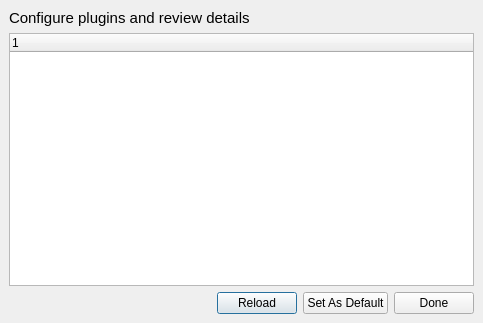
Qt form NoobaFE/Forms/PluginsConfigUI.ui (noobavss/NoobaVSS) before a commit.
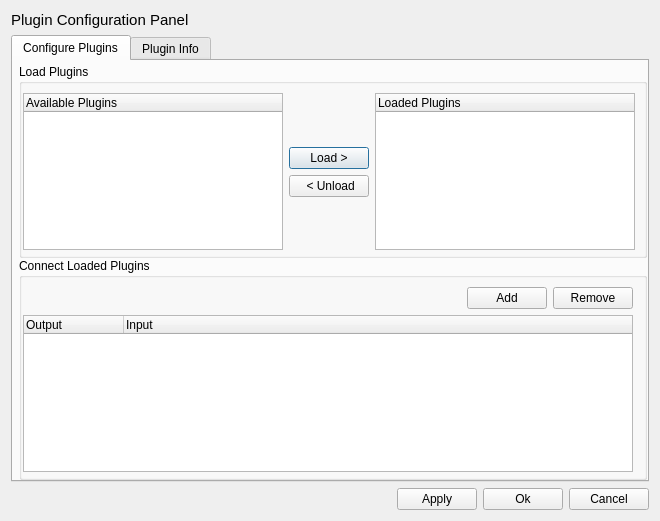
The same form after that commit.

Commit message:
API moved from version 0.3 to 0.4  [Multiple plugin loading added] =================================
[Added] Multiple plugin loading functionality added. Proc frame is called only on the base
	plugin.
[Added] UI to configure plugin connections, loading and unloading is added. Ui is still in
	alpha stage and need improvements to reduce crashes.

NOTE: 	Multiple plugin loading is still in alpha stage. System crashes in some occasions.
	configurations are not persistent.

```diff
--- a/NoobaFE/Forms/PluginsConfigUI.ui
+++ b/NoobaFE/Forms/PluginsConfigUI.ui
@@ -6,20 +6,14 @@
    <rect>
     <x>0</x>
     <y>0</y>
-    <width>483</width>
-    <height>323</height>
+    <width>660</width>
+    <height>521</height>
    </rect>
   </property>
   <property name="windowTitle">
    <string>PluginsConfigUI</string>
   </property>
-  <layout class="QVBoxLayout" name="verticalLayout" stretch="0,1,0">
-   <property name="spacing">
-    <number>6</number>
-   </property>
-   <property name="margin">
-    <number>9</number>
-   </property>
+  <layout class="QVBoxLayout" name="verticalLayout_2">
    <item>
     <widget class="QLabel" name="label_3">
      <property name="font">
@@ -28,32 +22,306 @@
       </font>
      </property>
      <property name="text">
-      <string>Configure plugins and review details</string>
+      <string>Plugin Configuration Panel</string>
      </property>
     </widget>
    </item>
    <item>
-    <widget class="QTreeWidget" name="pluginListTree">
-     <property name="alternatingRowColors">
-      <bool>true</bool>
+    <widget class="QTabWidget" name="tabWidget">
+     <property name="currentIndex">
+      <number>0</number>
      </property>
-     <property name="animated">
-      <bool>true</bool>
-     </property>
-     <property name="wordWrap">
-      <bool>true</bool>
-     </property>
-     <column>
-      <property name="text">
-       <string notr="true">1</string>
-      </property>
-     </column>
+     <widget class="QWidget" name="configTab">
+      <attribute name="title">
+       <string>Configure Plugins</string>
+      </attribute>
+      <layout class="QVBoxLayout" name="verticalLayout_7">
+       <property name="spacing">
+        <number>0</number>
+       </property>
+       <property name="leftMargin">
+        <number>6</number>
+       </property>
+       <property name="topMargin">
+        <number>3</number>
+       </property>
+       <property name="rightMargin">
+        <number>0</number>
+       </property>
+       <property name="bottomMargin">
+        <number>0</number>
+       </property>
+       <item>
+        <widget class="QGroupBox" name="groupBox">
+         <property name="title">
+          <string>Load Plugins</string>
+         </property>
+         <layout class="QVBoxLayout" name="verticalLayout_6">
+          <property name="spacing">
+           <number>6</number>
+          </property>
+          <property name="leftMargin">
+           <number>1</number>
+          </property>
+          <property name="topMargin">
+           <number>9</number>
+          </property>
+          <property name="rightMargin">
+           <number>9</number>
+          </property>
+          <property name="bottomMargin">
+           <number>5</number>
+          </property>
+          <item>
+           <layout class="QHBoxLayout" name="horizontalLayout_4">
+            <item>
+             <widget class="QTreeWidget" name="availablePluginsTree">
+              <property name="editTriggers">
+               <set>QAbstractItemView::NoEditTriggers</set>
+              </property>
+              <property name="dragEnabled">
+               <bool>true</bool>
+              </property>
+              <property name="dragDropMode">
+               <enum>QAbstractItemView::DragDrop</enum>
+              </property>
+              <property name="defaultDropAction">
+               <enum>Qt::MoveAction</enum>
+              </property>
+              <property name="alternatingRowColors">
+               <bool>true</bool>
+              </property>
+              <property name="uniformRowHeights">
+               <bool>true</bool>
+              </property>
+              <property name="animated">
+               <bool>true</bool>
+              </property>
+              <column>
+               <property name="text">
+                <string>Available Plugins</string>
+               </property>
+              </column>
+             </widget>
+            </item>
+            <item>
+             <layout class="QVBoxLayout" name="verticalLayout_3">
+              <item>
+               <spacer name="verticalSpacer">
+                <property name="orientation">
+                 <enum>Qt::Vertical</enum>
+                </property>
+                <property name="sizeHint" stdset="0">
+                 <size>
+                  <width>20</width>
+                  <height>40</height>
+                 </size>
+                </property>
+               </spacer>
+              </item>
+              <item>
+               <widget class="QPushButton" name="loadPluginButton">
+                <property name="text">
+                 <string>Load &gt;</string>
+                </property>
+               </widget>
+              </item>
+              <item>
+               <widget class="QPushButton" name="unloadPluginButton">
+                <property name="text">
+                 <string> &lt; Unload</string>
+                </property>
+               </widget>
+              </item>
+              <item>
+               <spacer name="verticalSpacer_2">
+                <property name="orientation">
+                 <enum>Qt::Vertical</enum>
+                </property>
+                <property name="sizeHint" stdset="0">
+                 <size>
+                  <width>20</width>
+                  <height>40</height>
+                 </size>
+                </property>
+               </spacer>
+              </item>
+             </layout>
+            </item>
+            <item>
+             <widget class="QTreeWidget" name="loadedPluginsTree">
+              <property name="editTriggers">
+               <set>QAbstractItemView::NoEditTriggers</set>
+              </property>
+              <property name="dragEnabled">
+               <bool>true</bool>
+              </property>
+              <property name="dragDropMode">
+               <enum>QAbstractItemView::DragDrop</enum>
+              </property>
+              <property name="defaultDropAction">
+               <enum>Qt::MoveAction</enum>
+              </property>
+              <property name="alternatingRowColors">
+               <bool>true</bool>
+              </property>
+              <property name="uniformRowHeights">
+               <bool>true</bool>
+              </property>
+              <property name="animated">
+               <bool>true</bool>
+              </property>
+              <column>
+               <property name="text">
+                <string>Loaded Plugins</string>
+               </property>
+              </column>
+             </widget>
+            </item>
+           </layout>
+          </item>
+         </layout>
+        </widget>
+       </item>
+       <item>
+        <widget class="QGroupBox" name="groupBox_2">
+         <property name="title">
+          <string>Connect Loaded Plugins</string>
+         </property>
+         <layout class="QVBoxLayout" name="verticalLayout_5">
+          <property name="leftMargin">
+           <number>1</number>
+          </property>
+          <property name="topMargin">
+           <number>9</number>
+          </property>
+          <property name="bottomMargin">
+           <number>5</number>
+          </property>
+          <item>
+           <layout class="QVBoxLayout" name="verticalLayout_4">
+            <item>
+             <layout class="QHBoxLayout" name="horizontalLayout_3">
+              <item>
+               <spacer name="horizontalSpacer_3">
+                <property name="orientation">
+                 <enum>Qt::Horizontal</enum>
+                </property>
+                <property name="sizeHint" stdset="0">
+                 <size>
+                  <width>40</width>
+                  <height>20</height>
+                 </size>
+                </property>
+               </spacer>
+              </item>
+              <item>
+               <widget class="QPushButton" name="addButton">
+                <property name="text">
+                 <string>Add</string>
+                </property>
+               </widget>
+              </item>
+              <item>
+               <widget class="QPushButton" name="removeButton">
+                <property name="text">
+                 <string>Remove</string>
+                </property>
+               </widget>
+              </item>
+             </layout>
+            </item>
+            <item>
+             <widget class="QTreeWidget" name="pluginConfigTree">
+              <property name="editTriggers">
+               <set>QAbstractItemView::AllEditTriggers</set>
+              </property>
+              <property name="alternatingRowColors">
+               <bool>true</bool>
+              </property>
+              <property name="uniformRowHeights">
+               <bool>true</bool>
+              </property>
+              <property name="animated">
+               <bool>true</bool>
+              </property>
+              <column>
+               <property name="text">
+                <string notr="true">Output</string>
+               </property>
+              </column>
+              <column>
+               <property name="text">
+                <string>Input</string>
+               </property>
+              </column>
+             </widget>
+            </item>
+           </layout>
+          </item>
+         </layout>
+        </widget>
+       </item>
+      </layout>
+     </widget>
+     <widget class="QWidget" name="infoTab">
+      <attribute name="title">
+       <string>Plugin Info</string>
+      </attribute>
+      <layout class="QVBoxLayout" name="verticalLayout">
+       <item>
+        <widget class="QTreeWidget" name="pluginListTree">
+         <property name="alternatingRowColors">
+          <bool>true</bool>
+         </property>
+         <property name="animated">
+          <bool>true</bool>
+         </property>
+         <property name="wordWrap">
+          <bool>true</bool>
+         </property>
+         <column>
+          <property name="text">
+           <string notr="true">1</string>
+          </property>
+         </column>
+        </widget>
+       </item>
+       <item>
+        <layout class="QHBoxLayout" name="horizontalLayout">
+         <item>
+          <spacer name="horizontalSpacer">
+           <property name="orientation">
+            <enum>Qt::Horizontal</enum>
+           </property>
+           <property name="sizeHint" stdset="0">
+            <size>
+             <width>40</width>
+             <height>20</height>
+            </size>
+           </property>
+          </spacer>
+         </item>
+         <item>
+          <widget class="QPushButton" name="reloadButton">
+           <property name="toolTip">
+            <string>&lt;html&gt;&lt;head/&gt;&lt;body&gt;&lt;p&gt;Reload the plugin database&lt;/p&gt;&lt;/body&gt;&lt;/html&gt;</string>
+           </property>
+           <property name="text">
+            <string>Reload</string>
+           </property>
+          </widget>
+         </item>
+        </layout>
+       </item>
+      </layout>
+     </widget>
     </widget>
    </item>
    <item>
-    <layout class="QHBoxLayout" name="horizontalLayout">
+    <layout class="QHBoxLayout" name="horizontalLayout_2">
      <item>
-      <spacer name="horizontalSpacer">
+      <spacer name="horizontalSpacer_2">
        <property name="orientation">
         <enum>Qt::Horizontal</enum>
        </property>
@@ -66,29 +334,23 @@
       </spacer>
      </item>
      <item>
-      <widget class="QPushButton" name="reloadButton">
-       <property name="toolTip">
-        <string>&lt;html&gt;&lt;head/&gt;&lt;body&gt;&lt;p&gt;Reload the plugin database&lt;/p&gt;&lt;/body&gt;&lt;/html&gt;</string>
-       </property>
+      <widget class="QPushButton" name="applyButton">
        <property name="text">
-        <string>Reload</string>
-       </property>
-      </widget>
-     </item>
-     <item>
-      <widget class="QPushButton" name="setDefaultButton">
-       <property name="toolTip">
-        <string>&lt;html&gt;&lt;head/&gt;&lt;body&gt;&lt;p&gt;Make the selected plugin the default frame processing engine&lt;/p&gt;&lt;/body&gt;&lt;/html&gt;</string>
-       </property>
-       <property name="text">
-        <string>Set As Default</string>
+        <string>Apply</string>
        </property>
       </widget>
      </item>
      <item>
       <widget class="QPushButton" name="doneButton">
        <property name="text">
-        <string>Done</string>
+        <string>Ok</string>
+       </property>
+      </widget>
+     </item>
+     <item>
+      <widget class="QPushButton" name="cancelButton">
+       <property name="text">
+        <string>Cancel</string>
        </property>
       </widget>
      </item>
```
Left out of the diff: 16 changed lines with no effect on the pictures. The commit also changes 21 other files.
